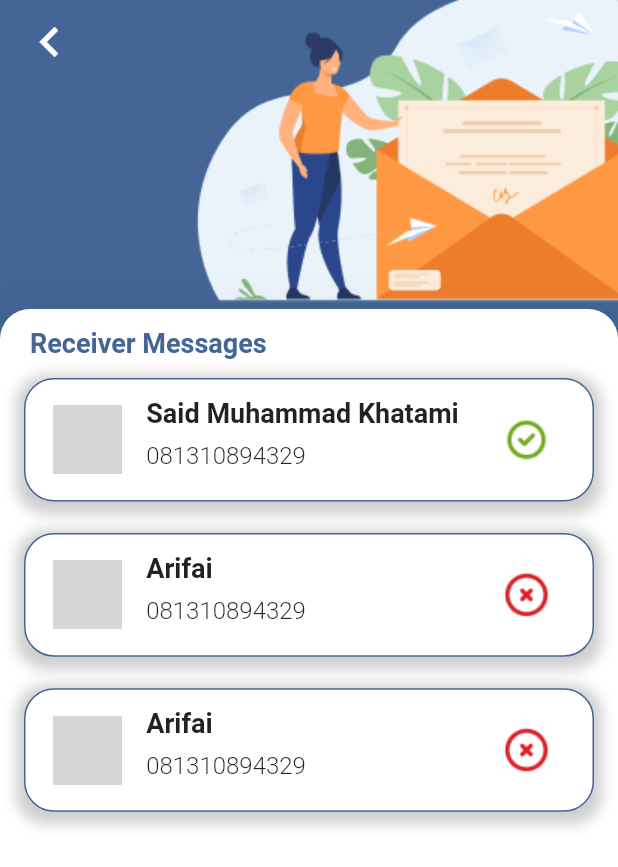
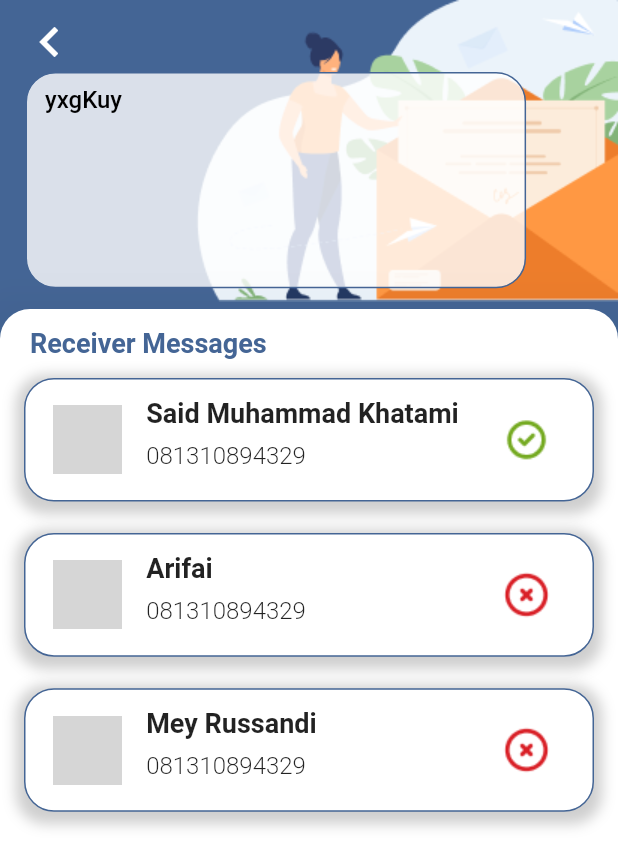
Before and after one commit to AmaeSchiffer/MyAmoreSMS, a Flutter app: the Home screen opened directly, after a tap on "13:00", on a phone screen of 412 x 824 dp. Shown: the top 867 px of the screen. Run offline on Flutter 3.47's test engine with Material 2 defaults, Android fonts, the phone set to English and light mode, and no system bars; our stand-ins replace flare_flutter, flutter_countdown_timer, flutter_icons, fluttertoast, get, permission_handler and 2 more; missing offline and left inert: animator, flutter_otp, sms; accounts and stored records are empty; network calls fail; grey boxes are pictures that could not be loaded.

Commit message:
Said Muhammad

```diff
--- a/lib/components/pesan_elements.dart
+++ b/lib/components/pesan_elements.dart
@@ -1,4 +1,3 @@
-import 'package:amoresms/model/contacts.dart';
 import 'package:amoresms/util/constants.dart';
 import 'package:flutter/material.dart';
 import 'package:amoresms/model/pesan.dart';
--- a/lib/model/pesan.dart
+++ b/lib/model/pesan.dart
@@ -2,7 +2,8 @@ class Pesan {
   String jam;
   String hari;
   String tanggal;
+  String pesan;
   List<Map<String, dynamic>> detailPesan;
 
-  Pesan({this.jam,this.hari,this.tanggal,this.detailPesan});
+  Pesan({this.jam,this.hari,this.tanggal,this.detailPesan,this.pesan});
 }
--- a/lib/page/detail.dart
+++ b/lib/page/detail.dart
@@ -2,16 +2,31 @@ import 'package:amoresms/components/detailpesan_elements.dart';
 import 'package:flutter/material.dart';
 import 'package:amoresms/model/detail_pesan.dart';
 import 'package:amoresms/util/constants.dart';
+import 'package:get/get.dart';
+import 'package:shared_preferences/shared_preferences.dart';
 
+String phoneNumber;
 class Detail extends StatefulWidget {
   final List<Map<String, dynamic>> detailPesan;
-  Detail({@required this.detailPesan, Key key}) : super(key: key);
+  final String pesan;
+  Detail({@required this.detailPesan, @required this.pesan, Key key})
+      : super(key: key);
 
   @override
   _DetailState createState() => _DetailState();
 }
 
 class _DetailState extends State<Detail> {
+
+  Future checkUserLogged() async {
+    final SharedPreferences prefs = await SharedPreferences.getInstance();
+    var obtainPhoneNumber = prefs.getString('userKey');
+    setState(() {
+      phoneNumber = obtainPhoneNumber;
+    });
+    print(phoneNumber);
+  }
+
   @override
   Widget build(BuildContext context) {
     Size size = MediaQuery.of(context).size;
@@ -33,7 +48,35 @@ class _DetailState extends State<Detail> {
                   color: white,
                   size: 40,
                 ),
-                onPressed: () {},
+                onPressed: () {
+                  Get.back();
+                },
+              ),
+            ),
+            Positioned(
+              left: 17,
+              top: 48,
+              child: Container(
+                height: size.height * 0.175,
+                width: size.width * 0.81,
+                decoration: BoxDecoration(
+                  color: white.withOpacity(0.8),
+                  borderRadius: BorderRadius.circular(20.0),
+                  border: Border.all(
+                    color: bluePrimary,
+                  ),
+                ),
+                child: Padding(
+                  padding: const EdgeInsets.only(top: 8.0, left: 12.0),
+                  child: Text(
+                    "${widget.pesan}",
+                    style: TextStyle(
+                      color: Colors.black,
+                      fontSize: 16,
+                      fontWeight: FontWeight.w500,
+                    ),
+                  ),
+                ),
               ),
             ),
             Positioned(
--- a/lib/util/constants.dart
+++ b/lib/util/constants.dart
@@ -51,6 +51,7 @@ List<Map<String, dynamic>> listPesan = [
     "jam": "13:00",
     "hari": "Senin",
     "tanggal":"02 Januari 2020",
+    "pesan": "yxgKuy",
     "details" : [
       {
         "photo":"https://blog.photofeeler.com/wp-content/uploads/2017/12/linkedin-profile-picture.jpg",
@@ -65,8 +66,8 @@ List<Map<String, dynamic>> listPesan = [
         "berita":"Error",
       },
       {
-        "photo":"https://cdn.fastly.picmonkey.com/contentful/h6goo9gw1hh6/2sNZtFAWOdP1lmQ33VwRN3/24e953b920a9cd0ff2e1d587742a2472/1-intro-photo-final.jpg?w=1200&h=992&q=70&fm=webp",
-        "nama":"Arifai",
+        "photo":"https://encrypted-tbn0.gstatic.com/images?q=tbn%3AANd9GcRkR76m2hBHiJNOZeLHauIoEgCQuQ5NnhkNEA&usqp=CAU",
+        "nama":"Mey Russandi",
         "nomertelpon":"081310894329",
         "berita":"Error",
       },
@@ -76,6 +77,7 @@ List<Map<String, dynamic>> listPesan = [
     "jam": "08:25",
     "hari": "Selasa",
     "tanggal":"02 Januari 2020",
+    "pesan": "yxgKuy1",
     "details" : [
       {
         "photo":"http://www.bbk.ac.uk/mce/wp-content/uploads/2015/03/8327142885_9b447935ff.jpg",
@@ -89,6 +91,7 @@ List<Map<String, dynamic>> listPesan = [
     "jam": "08:25",
     "hari": "Rabu",
     "tanggal":"02 Januari 2020",
+    "pesan": "yxgKuy2",
     "details" : [
       {
         "photo":"http://www.bbk.ac.uk/mce/wp-content/uploads/2015/03/8327142885_9b447935ff.jpg",
@@ -102,6 +105,7 @@ List<Map<String, dynamic>> listPesan = [
     "jam": "08:25",
     "hari": "Kamis",
     "tanggal":"02 Januari 2020",
+    "pesan": "yxgKuy3",
     "details" : [
       {
         "photo":"http://www.bbk.ac.uk/mce/wp-content/uploads/2015/03/8327142885_9b447935ff.jpg",
@@ -115,6 +119,7 @@ List<Map<String, dynamic>> listPesan = [
     "jam": "08:25",
     "hari": "Jumat",
     "tanggal":"02 Januari 2020",
+    "pesan": "yxgKuy4",
     "details" : [
       {
         "photo":"http://www.bbk.ac.uk/mce/wp-content/uploads/2015/03/8327142885_9b447935ff.jpg",
@@ -128,6 +133,7 @@ List<Map<String, dynamic>> listPesan = [
     "jam": "08:25",
     "hari": "Sabtu",
     "tanggal":"02 Januari 2020",
+    "pesan": "yxgKuy5",
     "details" : [
       {
         "photo":"http://www.bbk.ac.uk/mce/wp-content/uploads/2015/03/8327142885_9b447935ff.jpg",
@@ -141,6 +147,7 @@ List<Map<String, dynamic>> listPesan = [
     "jam": "08:25",
     "hari": "Minggu",
     "tanggal":"02 Januari 2020",
+    "pesan": "yxgKuy6",
     "details" : [
       {
         "photo":"http://www.bbk.ac.uk/mce/wp-content/uploads/2015/03/8327142885_9b447935ff.jpg",
--- a/lib/views/listviewpesan.dart
+++ b/lib/views/listviewpesan.dart
@@ -34,13 +34,16 @@ class ListViewPesan extends StatelessWidget {
                 jam: listPesan[i]['jam'],
                 hari: listPesan[i]['hari'],
                 tanggal: listPesan[i]['tanggal'],
-                detailPesan: listPesan[i]['details']);
+                pesan: listPesan[i]['pesan'],
+                detailPesan: listPesan[i]['details'],
+            );
             return Padding(
               padding: const EdgeInsets.all(8.0),
               child: InkWell(
                 onTap: () => Get.to(
                   Detail(
                     detailPesan: pesan.detailPesan,
+                    pesan: pesan.pesan,
                   ),
                 ),
                 child: PesanElement(
```
Also changed, not shown: lib/page/create_pesan.dart (added, +16 -0 lines), assets/images/trashimages.png (added), 1 other file.
